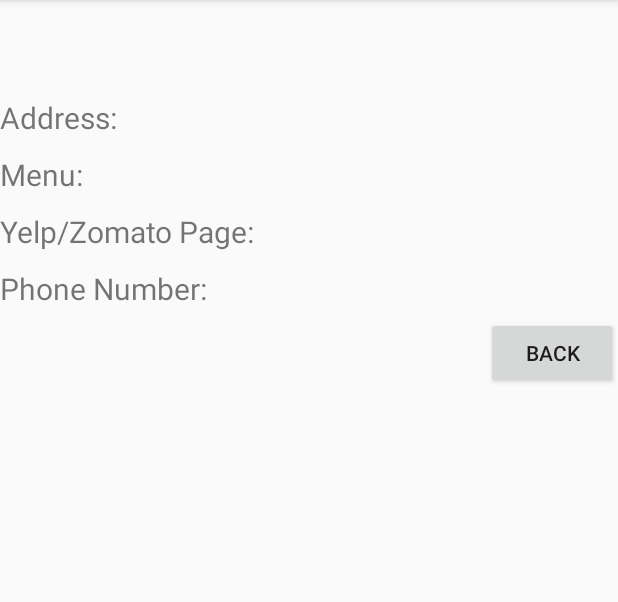
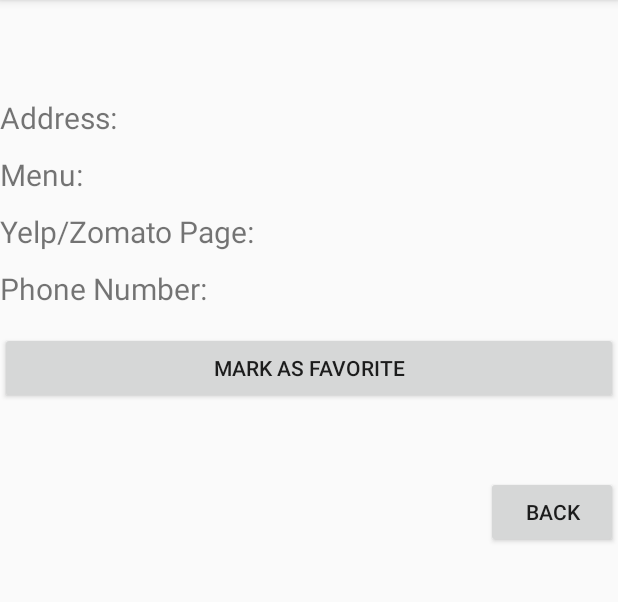
Before and after one commit to dmherrin/FoodTruck, an Android app: the DisplayFoodTruckInfoActivity screen opened directly, with no data from a screen before it, on a phone screen of 412 x 824 dp, the part 84-686 px from its top. Run offline under Robolectric (Android 15) with nearby library versions, the phone set to English and light mode, and no system bars.

Commit message:
added functionality for adding favorites to database and removing them from database along with refreshing the activity when returning to MapsActivity from DisplayFoodTruckInfoActivity

```diff
--- a/app/src/main/java/com/example/dmherrin/maptrial/DisplayFoodTruckInfoActivity.java
+++ b/app/src/main/java/com/example/dmherrin/maptrial/DisplayFoodTruckInfoActivity.java
@@ -5,11 +5,14 @@ import android.support.v7.app.AppCompatActivity;
 import android.os.Bundle;
 import android.text.method.LinkMovementMethod;
 import android.view.View;
+import android.widget.Button;
 import android.widget.TextView;
 
 import org.w3c.dom.Text;
 
 public class DisplayFoodTruckInfoActivity extends AppCompatActivity {
+
+    String name;
 
     @Override
     protected void onCreate(Bundle savedInstanceState) {
@@ -17,12 +20,25 @@ public class DisplayFoodTruckInfoActivity extends AppCompatActivity {
         setContentView(R.layout.activity_display_food_truck_info);
 
         Intent intent = getIntent();
-        String name = intent.getStringExtra("truckName");
+        Boolean isFavorite = intent.getBooleanExtra("isFavorite",false);
+        name = intent.getStringExtra("truckName");
         String address = intent.getStringExtra("location");
         String yelpPage = intent.getStringExtra("yelpPage");
         String phoneNumber = intent.getStringExtra("phoneNumber");
         String menu = intent.getStringExtra("menu");
 
+        if(isFavorite){
+            Button removeFavoriteButton = (Button)findViewById(R.id.remove_favorite);
+            removeFavoriteButton.setVisibility(View.VISIBLE);
+            removeFavoriteButton.setClickable(true);
+            removeFavoriteButton.setEnabled(true);
+        }
+        else{
+            Button favoriteButton = (Button)findViewById(R.id.mark_favorite);
+            favoriteButton.setVisibility(View.VISIBLE);
+            favoriteButton.setClickable(true);
+            favoriteButton.setEnabled(true);
+        }
         TextView truckName = (TextView)findViewById(R.id.food_truck_name);
         truckName.setText(name);
 
@@ -40,6 +56,25 @@ public class DisplayFoodTruckInfoActivity extends AppCompatActivity {
 
     }
     public void onBack(View v){
+
+        Intent intent = new Intent(DisplayFoodTruckInfoActivity.this,MapsActivity.class);
+        setResult(3,intent);
+        finish();
+    }
+
+    public void onFavorite(View v) {
+
+        Intent intent = new Intent(DisplayFoodTruckInfoActivity.this,MapsActivity.class);
+        intent.putExtra("truckName",name);
+        setResult(1,intent);
+        finish();
+    }
+
+    public void onRemoveFavorite(View v){
+
+        Intent intent = new Intent(DisplayFoodTruckInfoActivity.this,MapsActivity.class);
+        intent.putExtra("truckName",name);
+        setResult(2,intent);
         finish();
     }
 }
--- a/app/src/main/res/layout/activity_display_food_truck_info.xml
+++ b/app/src/main/res/layout/activity_display_food_truck_info.xml
@@ -72,7 +72,7 @@
         android:layout_width="match_parent"
         android:layout_height="wrap_content"
         android:orientation="horizontal"
-        android:paddingBottom="5dp"
+        android:paddingBottom="15dp"
         android:paddingTop="5dp">
         <TextView
             android:layout_width="wrap_content"
@@ -83,8 +83,27 @@
             android:layout_width="0dp"
             android:layout_height="wrap_content"
             android:autoLink="phone"
-            android:id="@+id/phone_number" />
+            android:id="@+id/phone_number"
+            />
     </LinearLayout>
+    <Button
+        android:layout_width="match_parent"
+        android:layout_height="wrap_content"
+        android:text="@string/mark_as_favorite"
+        android:onClick="onFavorite"
+        android:enabled="false"
+        android:clickable="false"
+        android:visibility="invisible"
+        android:id="@+id/mark_favorite"/>
+    <Button
+        android:layout_width="match_parent"
+        android:layout_height="wrap_content"
+        android:text="@string/remove_favorite"
+        android:onClick="onRemoveFavorite"
+        android:enabled="false"
+        android:clickable="false"
+        android:visibility="invisible"
+        android:id="@+id/remove_favorite"/>
     <Button
         android:layout_width="wrap_content"
         android:layout_height="wrap_content"
--- a/app/src/main/res/values/strings.xml
+++ b/app/src/main/res/values/strings.xml
@@ -7,4 +7,6 @@
     <string name="yelp_page">Yelp/Zomato Page:</string>
     <string name="phone_number">Phone Number:</string>
     <string name="truck_address">Address:</string>
+    <string name="mark_as_favorite">Mark As Favorite</string>
+    <string name="remove_favorite">Remove Favorite</string>
 </resources>
```
Also changed, not shown: app/src/main/java/com/example/dmherrin/maptrial/FavoriteSQLiteOpenHelper.java (+7 -0 lines), app/src/main/java/com/example/dmherrin/maptrial/MapsActivity.java (+85 -3 lines).
